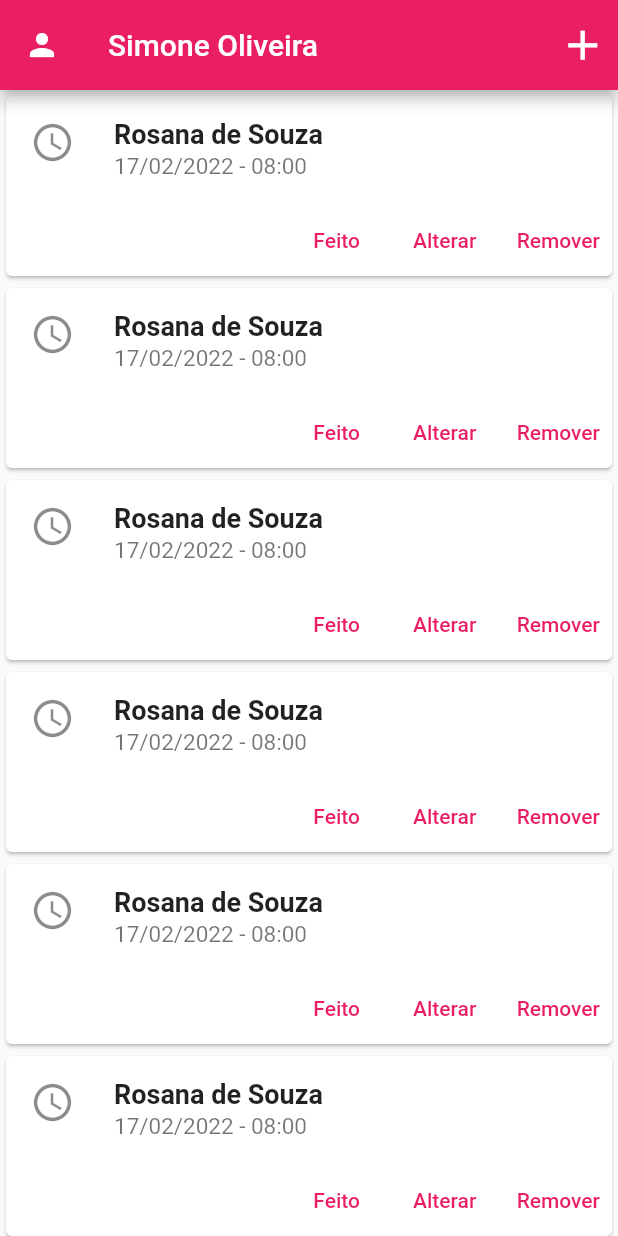
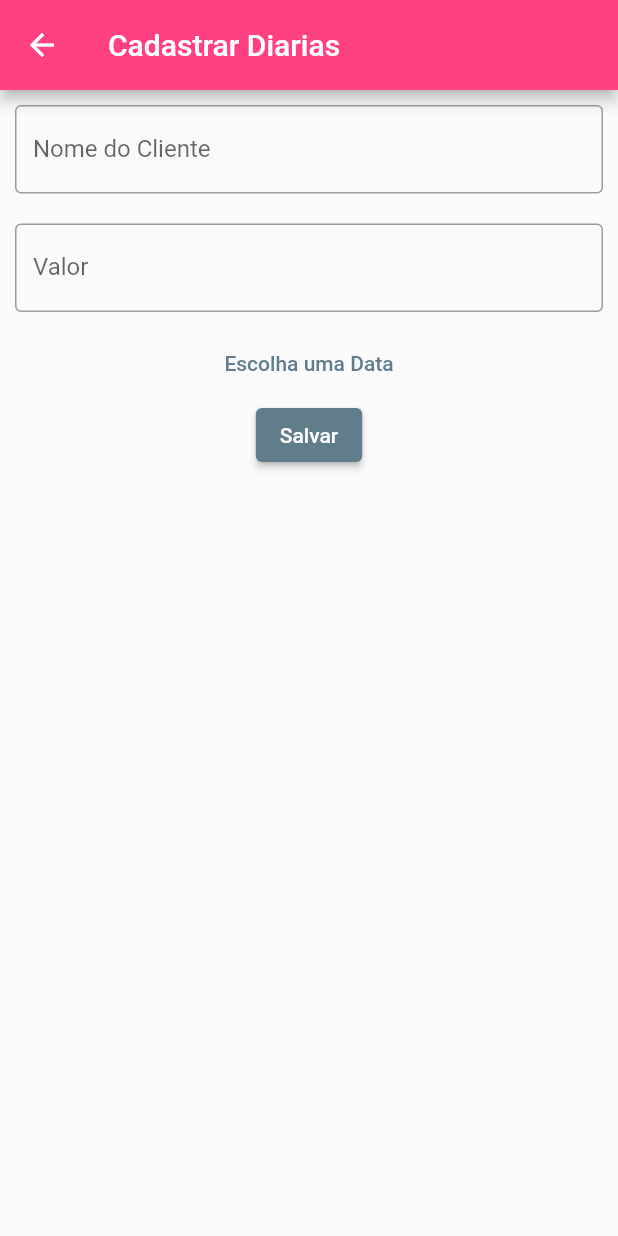
Before and after one commit to lfop-alt/App-Diarista, a Flutter app: the screen it shows after launch, after a tap on the "add" icon, on a phone screen of 412 x 824 dp. Run offline on Flutter 3.47's test engine with Material 2 defaults, Android fonts, the phone set to English and light mode, and no system bars.

Commit message:
add navigator and modifier page Cadastro Diarista and HomePage

```diff
--- /dev/null
+++ b/lib/Screen/Cadastro_Diarias.dart
@@ -0,0 +1,55 @@
+import 'package:flutter/material.dart';
+
+class CadastroDiarias extends StatelessWidget {
+  const CadastroDiarias({Key? key}) : super(key: key);
+
+  @override
+  Widget build(BuildContext context) {
+    return Scaffold(
+      appBar: AppBar(
+        title: const Text("Cadastrar Diarias", style: TextStyle(),
+        ),
+        toolbarHeight: 60.0,
+      ),
+      body: Column(
+        children: <Widget>[
+          const Padding(
+            padding: EdgeInsets.all(10.0),
+            child: TextField(
+              decoration: InputDecoration(
+                border: OutlineInputBorder(),labelText: "Nome do Cliente"
+              ),
+            ),
+          ),
+          const Padding(
+            padding: EdgeInsets.all(10.0),
+            child: TextField(
+              decoration: InputDecoration(
+                  border: OutlineInputBorder(),labelText: "Valor",
+              ), keyboardType: TextInputType.number,
+            ),
+          ),
+          Row(
+               children: <Widget> [
+                 Expanded(
+                   child: TextButton(
+                     onPressed: () {
+                       showDatePicker(context: context, initialDate: DateTime.now(), firstDate: DateTime(2010), lastDate: DateTime(2025));
+                     },
+                     child: const Text("Escolha uma Data"),
+                     //style: ButtonStyle(backgroundColor: )
+                     //style: BoxDecoration(color: ),
+                     //style: const ButtonStyle(),
+                   )
+                 )
+               ]
+            ),
+          ElevatedButton(
+            onPressed: () {  },
+            child: const Text("Salvar"),
+          )
+        ],
+      ) ,
+    );
+  }
+}
--- /dev/null
+++ b/lib/Screen/HomePage.dart
@@ -0,0 +1,83 @@
+import 'package:flutter/material.dart';
+
+class PaginaPrincipal extends StatefulWidget {
+  const PaginaPrincipal({Key? key}) : super(key: key);
+
+  @override
+  _PaginaPrincipalState createState() => _PaginaPrincipalState();
+}
+
+class _PaginaPrincipalState extends State<PaginaPrincipal> {
+
+  final _sizedbox = const SizedBox(width: 8,);
+  final List<String> lista = <String>['A', 'B', 'C', 'D', 'E', 'F', 'G'];
+
+  @override
+  Widget build(BuildContext context) {
+    return Scaffold(
+      appBar: AppBar(
+        //leading: IconButton(onPressed: (){},icon: Icon(Icons.person)),
+
+        actions: [
+          IconButton(onPressed: () {
+            Navigator.pushNamed(context, '/cadastroDiarias');
+          },
+          icon: Icon(Icons.add, size: 33,)),
+        ],
+        title: const Text("Diarias", style: TextStyle(),
+        ),
+        toolbarHeight: 60.0,
+
+      ),
+
+      drawer: Drawer(
+        child: ListView(
+          padding: EdgeInsets.zero,
+          children: <Widget> [
+            const DrawerHeader(decoration: BoxDecoration(color: Colors.pinkAccent),
+                child: Text("Menu", style: TextStyle(color: Colors.white, fontSize: 35),),
+            ),
+            ListTile(
+              leading: Icon(Icons.add),
+              title: Text('Cadastro'),
+              onTap: () {
+                Navigator.pushNamed(context, '/cadastroDiarias');
+              },
+            )
+          ],
+        ),
+      ),
+
+      body: ListView.builder(
+          itemCount: lista.length,
+          itemBuilder: (BuildContext context, int index) {
+            return Card(
+                child: Column(
+                    mainAxisSize: MainAxisSize.min,
+                    children: <Widget>[
+                      const ListTile(
+                        leading: Icon(Icons.schedule, size: 30,),
+                        title: Text("Rosana de Souza", style: TextStyle(
+                            fontSize: 18, fontWeight: FontWeight.bold),
+                        ),
+                        subtitle: Text("17/02/2022 - RS 150,00",
+                          style: TextStyle(fontSize: 15),
+                        ),
+                      ),
+                      Row(
+                        mainAxisAlignment: MainAxisAlignment.end,
+                        children: <Widget>[
+                          TextButton(onPressed: () {}, child: const Text("Feito")),
+                          _sizedbox,
+                          TextButton(onPressed: () {}, child: const Text("Alterar")),
+                          _sizedbox,
+                          TextButton(onPressed: () {}, child: const Text("Remover"))
+                        ],
+                      )
+                    ]
+                )
+            );
+          }),
+    );
+  }
+}
--- a/lib/main.dart
+++ b/lib/main.dart
@@ -1,3 +1,5 @@
+import 'package:diaristasimone/Screen/Cadastro_Diarias.dart';
+import 'package:diaristasimone/Screen/HomePage.dart';
 import 'package:flutter/material.dart';
 
 void main() {
@@ -11,73 +13,13 @@ class Diarista extends StatelessWidget {
   Widget build(BuildContext context) {
     return MaterialApp(
       theme: ThemeData(
-        primarySwatch: Colors.pink
+        primarySwatch: Colors.blueGrey,
+        appBarTheme: AppBarTheme(color: Colors.pinkAccent)
       ),
       home: PaginaPrincipal(),
+      routes: {
+        '/cadastroDiarias': (_) => CadastroDiarias()
+      },
     );
   }
 }
-
-
-class PaginaPrincipal extends StatefulWidget {
-  const PaginaPrincipal({Key? key}) : super(key: key);
-
-  @override
-  _PaginaPrincipalState createState() => _PaginaPrincipalState();
-}
-
-class _PaginaPrincipalState extends State<PaginaPrincipal> {
-
-  final _tamanho = const EdgeInsets.fromLTRB(8.0, 16.0, 8.0, 0.4);
-  final BorderRadiusGeometry _borderRadius = BorderRadius.circular(50);
-  final _sizedbox = const SizedBox(width: 8,);
-  final List<String> lista = <String>['A', 'B', 'C', 'D', 'E', 'F', 'G'];
-
-  @override
-  Widget build(BuildContext context) {
-    return Scaffold(
-        appBar: AppBar(
-          leading: IconButton(onPressed: (){},icon: Icon(Icons.person)),
-
-          actions: [IconButton(onPressed: () {}, icon: Icon(Icons.add, size: 33,)),
-          ],
-          title: const Text("Simone Oliveira", style: TextStyle(),
-          ),
-          toolbarHeight: 60.0,
-
-        ),
-        body: Container(
-          child: ListView.builder(
-            itemCount: lista.length,
-            itemBuilder: (BuildContext context, int index) {
-              return Card(
-                  child: Column(
-                      mainAxisSize: MainAxisSize.min,
-                      children: <Widget>[
-                        const ListTile(
-                          leading: Icon(Icons.schedule, size: 30,),
-                          title: Text("Rosana de Souza", style: TextStyle(
-                              fontSize: 18, fontWeight: FontWeight.bold),
-                          ),
-                          subtitle: Text("17/02/2022 - 08:00",
-                            style: TextStyle(fontSize: 15),
-                          ),
-                        ),
-                        Row(
-                          mainAxisAlignment: MainAxisAlignment.end,
-                          children: <Widget>[
-                            TextButton(onPressed: () {}, child: const Text("Feito")),
-                            _sizedbox,
-                            TextButton(onPressed: () {}, child: const Text("Alterar")),
-                            _sizedbox,
-                            TextButton(onPressed: () {}, child: const Text("Remover"))
-                          ],
-                        )
-                      ]
-                  )
-              );
-            }),
-        ),
-    );
-  }
-}
```
Also changed, not shown: 1 other file.
